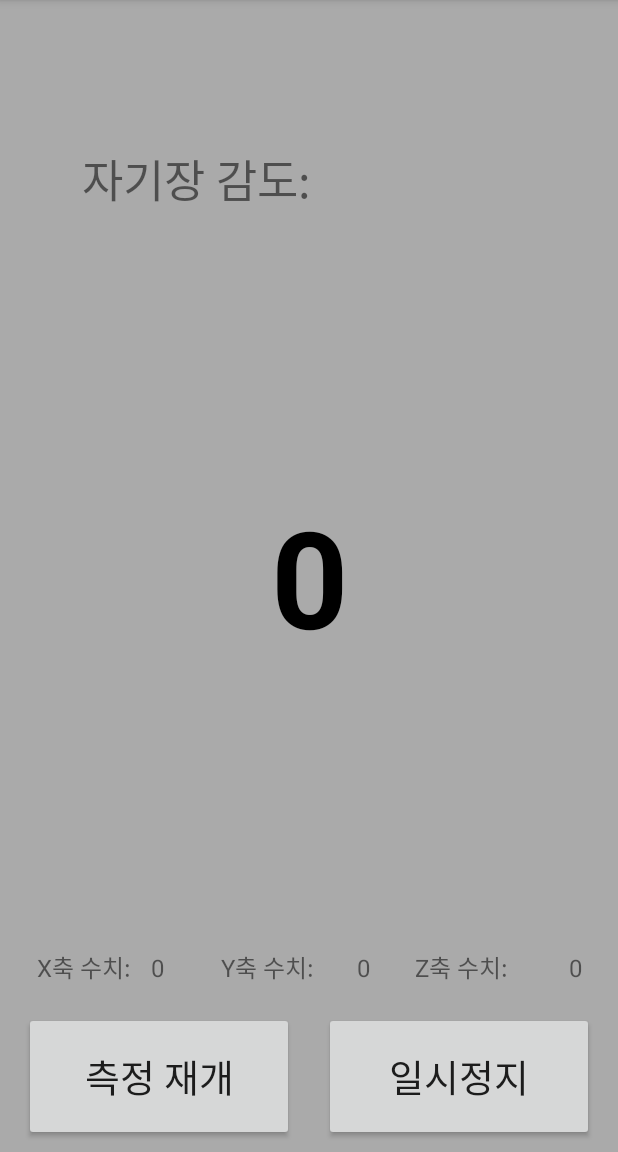
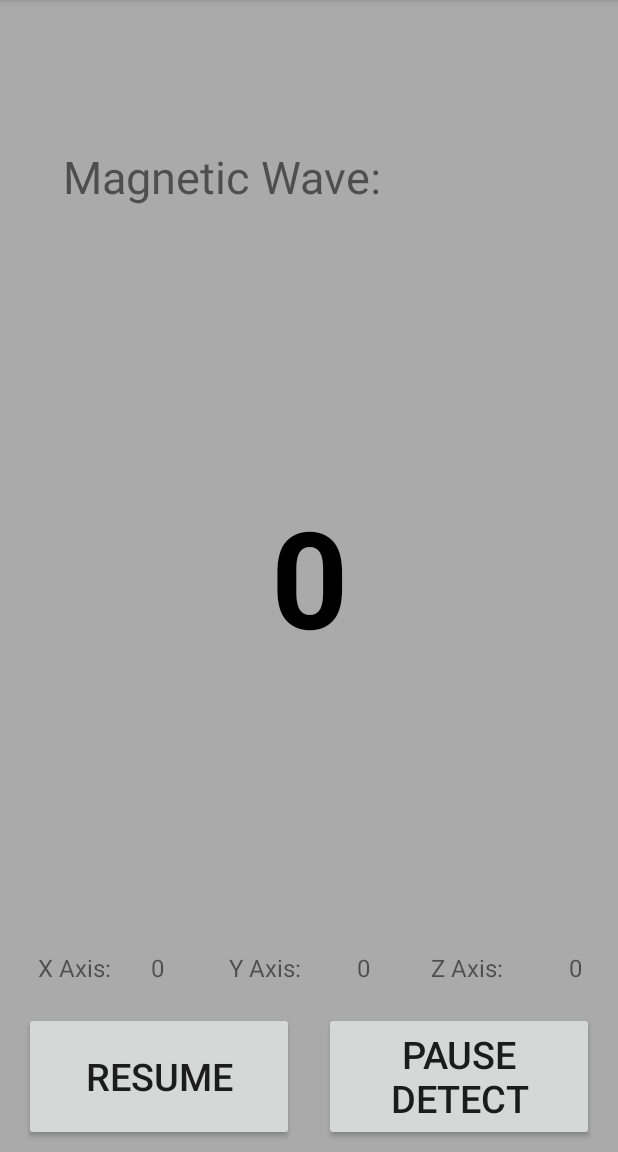
Before and after one commit to chunny22/Metal_Detector, an Android app: the screen it shows after launch (MainActivity), on a phone screen of 412 x 824 dp, the part 84-1236 px from its top. Run offline under Robolectric (Android 15) with nearby library versions, the phone set to English and light mode, and no system bars.

Commit message:
Update Push

```diff
--- a/app/src/main/java/com/example/metal_detector/Mag_Waves.java
+++ b/app/src/main/java/com/example/metal_detector/Mag_Waves.java
@@ -1,4 +1,5 @@
 package com.example.metal_detector;
+
 import androidx.room.ColumnInfo;
 import androidx.room.Entity;
 import androidx.room.PrimaryKey;
--- a/app/src/main/java/com/example/metal_detector/MainActivity.java
+++ b/app/src/main/java/com/example/metal_detector/MainActivity.java
@@ -46,7 +46,7 @@ public class MainActivity extends AppCompatActivity implements SensorEventListen
         pause.setOnClickListener(new View.OnClickListener() {
             @Override
             public void onClick(View view) {
-                Toast.makeText(getBaseContext(), "일시정지됨", Toast.LENGTH_SHORT).show();
+                Toast.makeText(getBaseContext(), "Detecting Paused", Toast.LENGTH_SHORT).show();
                 onPause();
             }
         });
@@ -54,7 +54,7 @@ public class MainActivity extends AppCompatActivity implements SensorEventListen
         resume.setOnClickListener(new View.OnClickListener() {
             @Override
             public void onClick(View view) {
-                Toast.makeText(getBaseContext(), "측정 재개됨", Toast.LENGTH_SHORT).show();
+                Toast.makeText(getBaseContext(), "Detecting Resumed", Toast.LENGTH_SHORT).show();
                 onResume();
             }
         });
--- a/app/src/main/java/com/example/metal_detector/Wave_Database.java
+++ b/app/src/main/java/com/example/metal_detector/Wave_Database.java
@@ -3,7 +3,7 @@ package com.example.metal_detector;
 import androidx.room.Database;
 import androidx.room.RoomDatabase;
 
-@Database(entities = (Mag_Waves.class), version = 1)
+@Database(entities = {Mag_Waves.class}, version = 1)
 public abstract class Wave_Database extends RoomDatabase
 {
     public abstract MyDAO myDAO();
--- a/app/src/main/res/values/strings.xml
+++ b/app/src/main/res/values/strings.xml
@@ -1,19 +1,19 @@
 <resources>
     <string name="app_name">Metal Detector</string>
-    <string name="settings">설정</string>
-    <string name="graph">그래프</string>
-    <string name="line">라인 그래프</string>
-    <string name="bar">바 그래프</string>
-    <string name="vibrate">진동 ON/OFF</string>
-    <string name="sound">소리 ON/OFF</string>
-    <string name="pause">일시정지</string>
-    <string name="sensitivity">자기장 감도:</string>
-    <string name="back">돌아가기</string>
-    <string name="alert_rate">경고 수치:</string>
-    <string name="adjust">경고 수치 조정</string>
-    <string name="adjust_input">원하는 수치를 입력하세요…</string>
-    <string name="X">X축 수치:</string>
-    <string name="Y">Y축 수치:</string>
-    <string name="Z">Z축 수치:</string>
-    <string name="resume">측정 재개</string>
+    <string name="settings">Settings</string>
+    <string name="graph">Graph</string>
+    <string name="line">Line Graph</string>
+    <string name="bar">Bar Graph</string>
+    <string name="vibrate">Vibrate ON/OFF</string>
+    <string name="sound">Sound ON/OFF</string>
+    <string name="pause">Pause Detect</string>
+    <string name="sensitivity">Magnetic Wave:</string>
+    <string name="back">Go Back</string>
+    <string name="alert_rate">Alert Rate:</string>
+    <string name="adjust">Alert Rate Adjust</string>
+    <string name="adjust_input">Enter the desired alerting rate:</string>
+    <string name="X">X Axis:</string>
+    <string name="Y">Y Axis:</string>
+    <string name="Z">Z Axis:</string>
+    <string name="resume">Resume</string>
 </resources>
```
Also changed, not shown: app/src/main/java/com/example/metal_detector/Settings.java (+4 -4 lines).
